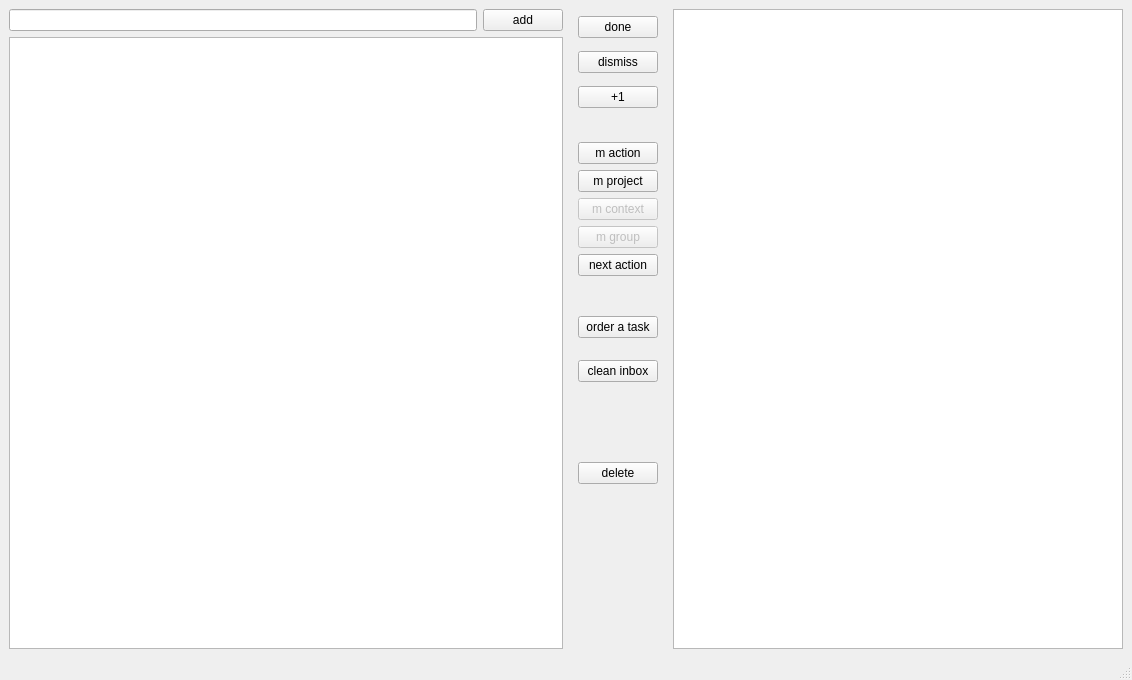
Old version of the form src/zeitmaschine.ui in the repository basmatix/zeitmaschine.
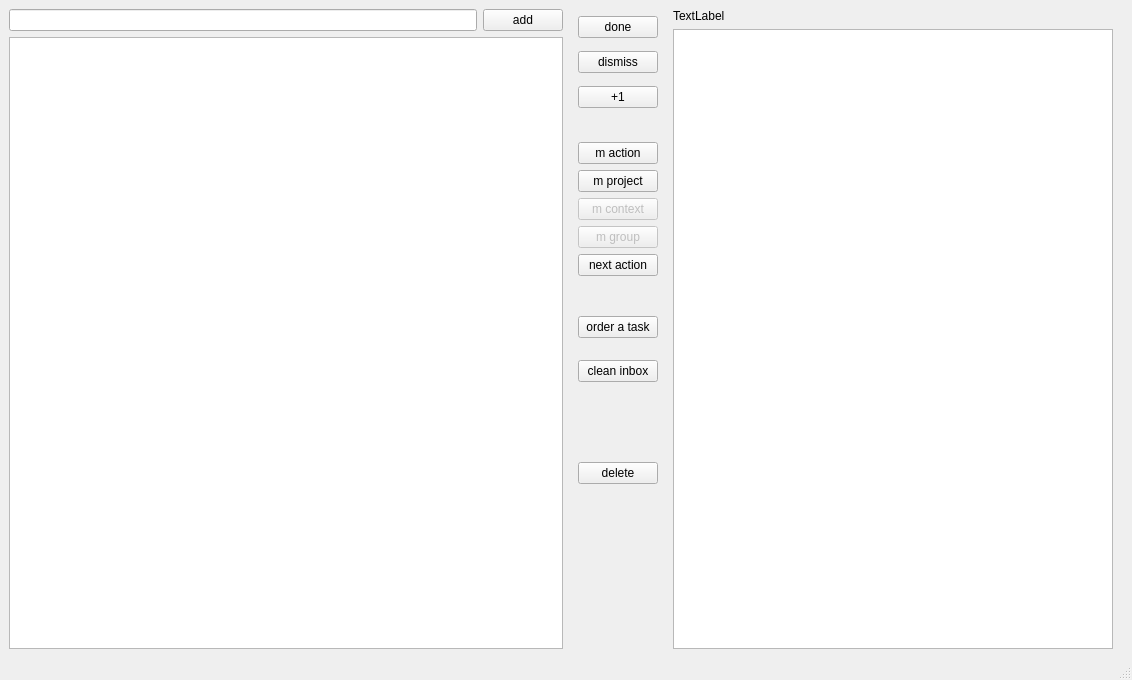
New version of the form. Icons and pictures are not drawn. Custom widgets are drawn as their Qt base class.

Patch:
```diff
--- a/src/zeitmaschine.ui
+++ b/src/zeitmaschine.ui
@@ -264,6 +264,18 @@
          </layout>
         </item>
         <item>
+         <layout class="QVBoxLayout" name="verticalLayout_12">
+          <property name="rightMargin">
+           <number>10</number>
+          </property>
+          <item>
+           <widget class="QLabel" name="label">
+            <property name="text">
+             <string>TextLabel</string>
+            </property>
+           </widget>
+          </item>
+          <item>
          <widget class="QTextEdit" name="teNotes">
           <property name="font">
            <font>
@@ -272,6 +284,8 @@
            </font>
           </property>
          </widget>
+          </item>
+         </layout>
         </item>
        </layout>
       </item>
```
Left out of the diff: 10 changed lines with no effect on the pictures. Lines whose indentation alone changed are shown as unchanged.
